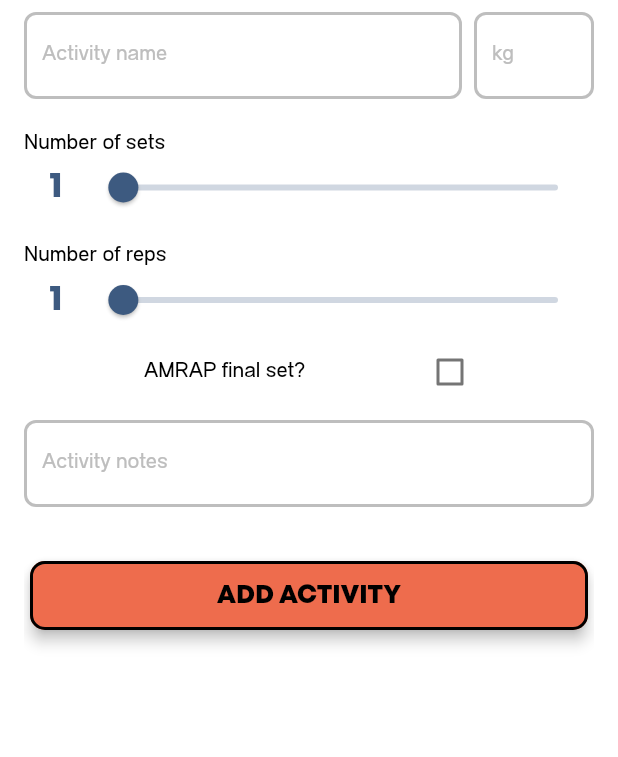
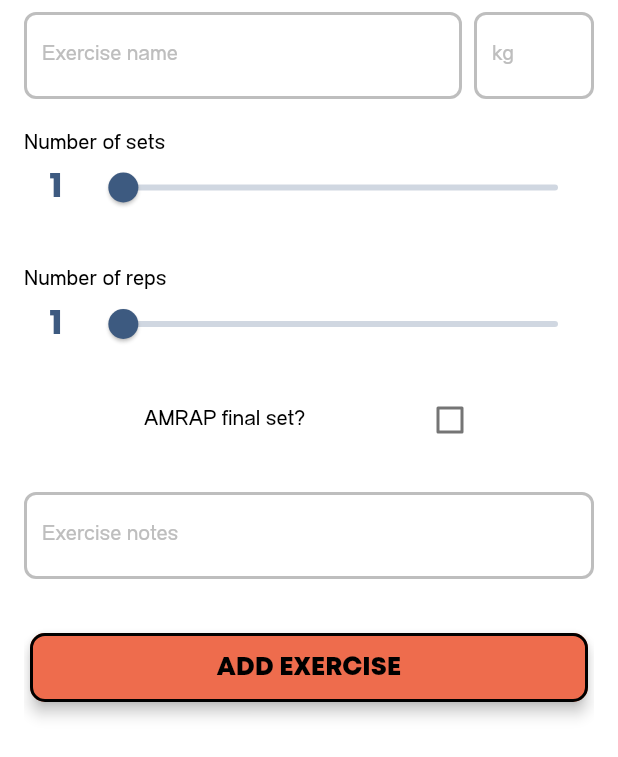
Before and after one commit to JPUF/ppl_course, a Flutter app: the AddExerciseBottomSheet widget shown alone on an empty page, opened directly, on a phone screen of 412 x 824 dp. Shown: the top 757 px of the screen. Run offline on Flutter 3.47's test engine with Material 2 defaults, Android fonts, the phone set to English and light mode, and no system bars; drawn by our look-alikes of scrollable_positioned_list, syncfusion_flutter_sliders; our stand-ins replace animated_toggle_switch, bloc, flutter_bloc, flutter_svg, flutter_svg_provider, page_transition; statements that could not run were skipped.

Commit message:
activity -> exercise

```diff
--- a/lib/data/models/exercise/exercise.dart
+++ b/lib/data/models/exercise/exercise.dart
@@ -5,7 +5,8 @@ class Exercise {
   late String name;
   late SetsReps setsReps;
   Weight? weight;
+  String? notes;
 
-  Exercise.weighted(this.name, this.setsReps, this.weight);
-  Exercise.noWeight(this.name, this.setsReps);
+  Exercise.weighted(this.name, this.setsReps, this.weight, this.notes);
+  Exercise.noWeight(this.name, this.setsReps, this.notes);
 }
--- a/lib/presentation/pages/session/components/add_exercise_bottom_sheet.dart
+++ b/lib/presentation/pages/session/components/add_exercise_bottom_sheet.dart
@@ -52,34 +52,44 @@ class _AddExerciseBottomSheetState extends State<AddExerciseBottomSheet> {
 
   @override
   Widget build(BuildContext context) {
-    return Padding(
-      padding: const EdgeInsets.symmetric(horizontal: 16),
-      child: ScrollablePositionedList.builder(
-          itemScrollController: _scrollController,
-          itemCount: _contentList.length,
-          itemBuilder: (_, index) => _contentList[index]),
+    return GestureDetector(
+      behavior: HitTestBehavior.translucent,
+      onTap: () => unfocusAll(),
+      child: Padding(
+        padding: const EdgeInsets.symmetric(horizontal: 16),
+        child: ScrollablePositionedList.builder(
+            itemScrollController: _scrollController,
+            itemCount: _contentList.length,
+            itemBuilder: (_, index) => _contentList[index]),
+      ),
     );
   }
+
+  void unfocusAll() => FocusManager.instance.primaryFocus?.unfocus();
 
   List<Widget> buildContentWidgetList() {
     return [
       buildNameWeightRow(),
       SetRepSlider(
-          label: Strings.activitySetLabel,
+          label: Strings.exerciseSetLabel,
           max: 8,
+          onTap: () => unfocusAll(),
+          onChanged: (newValue) {
+            setState(() => _setCount = newValue);
+          }),
+      const SizedBox(height: 32),
+      SetRepSlider(
+          label: Strings.exerciseRepLabel,
+          max: 20,
+          onTap: () => unfocusAll(),
           onChanged: (newValue) {
             setState(() => _setCount = newValue);
           }),
       const SizedBox(height: 16),
-      SetRepSlider(
-          label: Strings.activityRepLabel,
-          max: 20,
-          onChanged: (newValue) {
-            setState(() => _setCount = newValue);
-          }),
       buildAmrapRow(),
+      const SizedBox(height: 16),
       CustomTextField(
-          hint: Strings.activityNotesHint,
+          hint: Strings.exerciseNotesHint,
           controller: _notesController,
           focusNode: _notesFocusNode,
           keyboardType: TextInputType.multiline,
@@ -87,8 +97,8 @@ class _AddExerciseBottomSheetState extends State<AddExerciseBottomSheet> {
           onChanged: (newValue) {}),
       const SizedBox(height: 32),
       AccentButton(
-          text: Strings.addActivityCTA, onTap: () => dismissBottomSheet()),
-      const SizedBox(height: 500),
+          text: Strings.addExerciseCTA, onTap: () => dismissBottomSheet()),
+      const SizedBox(height: 400),
     ];
   }
 
@@ -101,7 +111,7 @@ class _AddExerciseBottomSheetState extends State<AddExerciseBottomSheet> {
           child: CheckboxListTile(
               contentPadding: const EdgeInsets.only(left: 4),
               title: Text(
-                Strings.activityAmrapLabel,
+                Strings.exerciseAmrapLabel,
                 style: AppTextStyles.body12.apply(color: AppColor.black),
               ),
               controlAffinity: ListTileControlAffinity.trailing,
@@ -126,7 +136,7 @@ class _AddExerciseBottomSheetState extends State<AddExerciseBottomSheet> {
         children: [
           Expanded(
             child: CustomTextField(
-                hint: Strings.activityNameHint,
+                hint: Strings.exerciseNameHint,
                 controller: _nameController,
                 focusNode: _nameFocusNode,
                 keyboardType: TextInputType.multiline,
@@ -136,7 +146,7 @@ class _AddExerciseBottomSheetState extends State<AddExerciseBottomSheet> {
           SizedBox(
             width: 80,
             child: CustomTextField(
-                hint: Strings.activityWeightHint,
+                hint: Strings.exerciseWeightHint,
                 controller: _weightController,
                 focusNode: _weightFocusNode,
                 keyboardType: TextInputType.number,
@@ -149,7 +159,7 @@ class _AddExerciseBottomSheetState extends State<AddExerciseBottomSheet> {
 
   void scrollToNotes() {
     _scrollController.scrollTo(
-        index: 5,
+        index: 6,
         curve: Curves.fastOutSlowIn,
         duration: const Duration(milliseconds: 750));
   }
--- a/lib/presentation/pages/session/components/set_rep_slider.dart
+++ b/lib/presentation/pages/session/components/set_rep_slider.dart
@@ -8,11 +8,13 @@ class SetRepSlider extends StatefulWidget {
       {Key? key,
       required this.label,
       required this.max,
+        this.onTap,
       required this.onChanged})
       : super(key: key);
 
   final String label;
   final int max;
+  final VoidCallback? onTap;
   final ValueSetter<int> onChanged;
 
   @override
@@ -24,7 +26,9 @@ class _SetRepSliderState extends State<SetRepSlider> {
 
   @override
   Widget build(BuildContext context) {
-    return Column(
+    return GestureDetector(
+      onTap: () => widget.onTap?.call(),
+      child: Column(
         children: [
           Align(
             alignment: Alignment.centerLeft,
@@ -60,6 +64,7 @@ class _SetRepSliderState extends State<SetRepSlider> {
             ],
           ),
         ],
+      ),
     );
   }
 }
--- a/lib/presentation/pages/session/session_page.dart
+++ b/lib/presentation/pages/session/session_page.dart
@@ -91,7 +91,7 @@ class _SessionPageState extends State<SessionPage> {
                 topLeft: Radius.circular(12), topRight: Radius.circular(12))),
         builder: (BuildContext context) {
           return FractionallySizedBox(
-              heightFactor: 0.8, child: Column(
+              heightFactor: 0.85, child: Column(
                 children: [
                   buildSheetHeader(),
                   const Expanded(child: AddExerciseBottomSheet()),
@@ -110,7 +110,7 @@ class _SessionPageState extends State<SessionPage> {
                 child: Container(
                   padding: const EdgeInsets.only(top: 10, bottom: 4),
                   child: Text(
-                    Strings.activityTitle,
+                    Strings.exerciseTitle,
                     style: AppTextStyles.headline3.apply(color: AppColor.black),
                     textAlign: TextAlign.center,
                   ),
--- a/lib/res/string/strings.dart
+++ b/lib/res/string/strings.dart
@@ -13,13 +13,13 @@ class Strings {
   // Plan Session
   static const String planSessionTitle = "PLAN A SESSION";
   static const String generalNotesHint = "General session notes";
-  static const String addActivityCTA = "ADD ACTIVITY";
-  static const String activityTitle = "Activity";
-  static const String activityNameHint = "Activity name";
-  static const String activityWeightHint = "kg";
-  static const String activityNotesHint = "Activity notes";
-  static const String activitySetLabel = "Number of sets";
-  static const String activityRepLabel = "Number of reps";
-  static const String activityAmrapLabel = "AMRAP final set?";
+  static const String addExerciseCTA = "ADD EXERCISE";
+  static const String exerciseTitle = "Add Exercise";
+  static const String exerciseNameHint = "Exercise name";
+  static const String exerciseWeightHint = "kg";
+  static const String exerciseNotesHint = "Exercise notes";
+  static const String exerciseSetLabel = "Number of sets";
+  static const String exerciseRepLabel = "Number of reps";
+  static const String exerciseAmrapLabel = "AMRAP final set?";
 
 }
```
Lines whose indentation alone changed are shown as unchanged.
